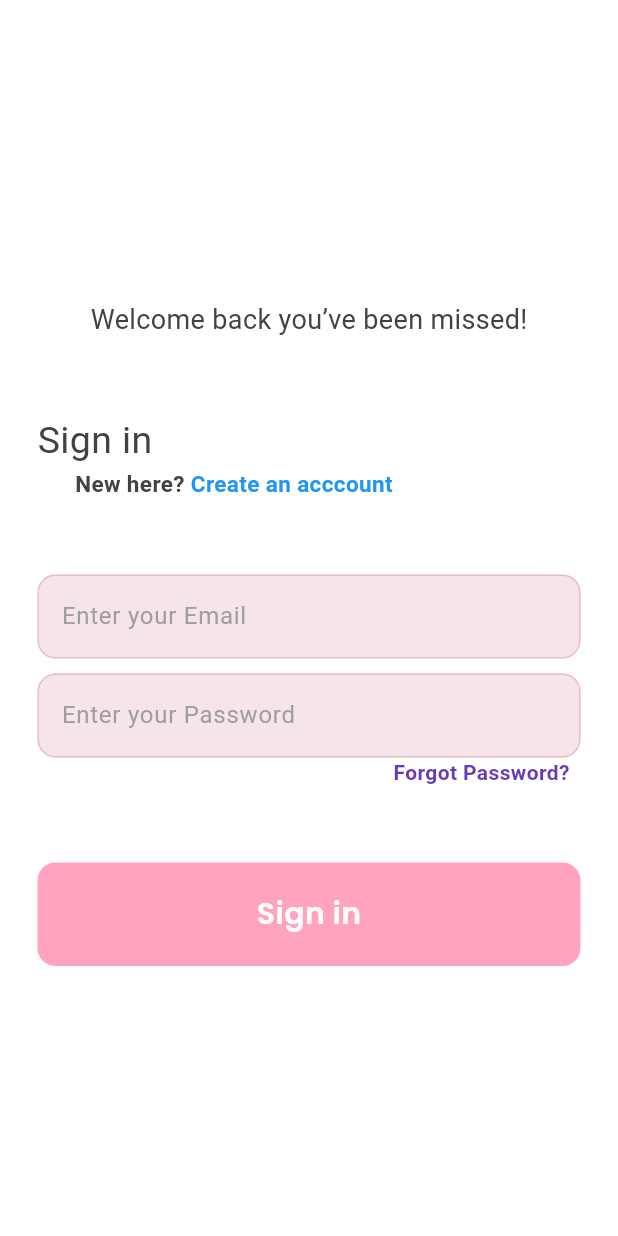
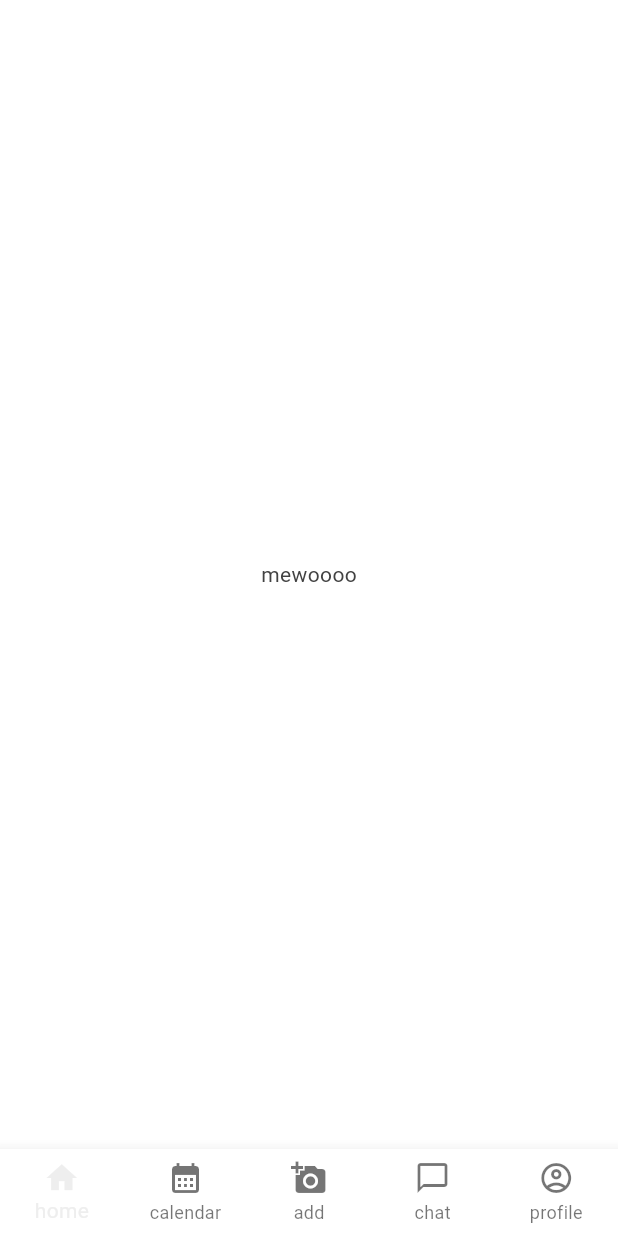
Before and after one commit to israaBaageel/Bella, a Flutter app: the screen it shows after launch, on a phone screen of 412 x 824 dp. Run offline on Flutter 3.47's test engine with Material 3 defaults, Android fonts, the phone set to English and light mode, and no system bars; our stand-ins replace flutter_otp_text_field, google_fonts; Roboto replaces fonts that are missing (Aboreto).

Commit message:
profile first commit

```diff
--- a/lib/main.dart
+++ b/lib/main.dart
@@ -2,6 +2,8 @@ import 'package:flutter/material.dart';
 import 'package:test/auth/login_or_signUp.dart';
 import 'package:test/pages/forgot_pass.dart';
 import 'package:test/pages/otp.dart';
+import 'package:test/pages/homePage.dart';
+import 'package:test/pages/profile.dart';
 import 'package:test/theme/dark_mode.dart';
 import 'package:test/theme/light_mode.dart';
 
@@ -18,7 +20,7 @@ class MyApp extends StatelessWidget {
   Widget build(BuildContext context) {
     return  MaterialApp(
       debugShowCheckedModeBanner: false,
-      home : LoginOrSignUp(),
+      home : HomePage(),
       theme: lightMode,
       darkTheme: darkMode,
 
--- /dev/null
+++ b/lib/pages/homePage.dart
@@ -0,0 +1,47 @@
+import 'package:flutter/material.dart';
+import 'package:test/pages/profile.dart';
+
+class HomePage extends StatefulWidget {
+  const HomePage({super.key});
+
+  @override
+  State<HomePage> createState() => _MyWidgetState();
+}
+
+class _MyWidgetState extends State<HomePage> {
+// navigation around the bottom bar
+  int _selectedIndex = 0;
+  void _navigateBottomNavBar(int index){
+    setState(() {
+      _selectedIndex = index;
+
+    });
+  }
+
+  // pages to navigate to ///
+  final List<Widget> _children = [
+    Center(child: Text('mewoooo')),
+    Center(child: Text('ssss')),
+    Center(child: Text('aaaa')),
+    Center(child: Text('aoo')),
+    Center(child: Profile()),
+  ];
+  @override
+  Widget build(BuildContext context) {
+    return  Scaffold(
+      body: _children[_selectedIndex],
+      bottomNavigationBar: BottomNavigationBar(
+        currentIndex: _selectedIndex,
+        onTap: _navigateBottomNavBar,
+        type: BottomNavigationBarType.fixed,
+        items: [
+          BottomNavigationBarItem(icon: Icon(Icons.home), label: 'home'),
+          BottomNavigationBarItem(icon: Icon(Icons.calendar_month), label: 'calendar'),
+          BottomNavigationBarItem(icon: Icon(Icons.add_a_photo), label: 'add'),
+          BottomNavigationBarItem(icon: Icon(Icons.chat_bubble_outline), label: 'chat'),
+          BottomNavigationBarItem(icon: Icon(Icons.account_circle_outlined), label: 'profile'),
+
+          ]),
+    );
+  }
+}
--- a/pubspec.yaml
+++ b/pubspec.yaml
@@ -60,8 +60,8 @@ flutter:
   uses-material-design: true
 
   # To add assets to your application, add an assets section, like this:
-  # assets:
-  #   - images/a_dot_burr.jpeg
+  assets:
+   - lib/images/
   #   - images/a_dot_ham.jpeg
 
   # An image asset can refer to one or more resolution-specific "variants", see
```
Also changed, not shown: lib/pages/profile.dart (added, +99 -0 lines), lib/util/bubble_cat.dart (added, +30 -0 lines), lib/util/explore_grid.dart (added, +20 -0 lines), assets/cat-1.jpg (added), assets/cat-2.jpg (added), assets/cat-3.jpg (added), lib/images/bottom.jpg (added), lib/images/dress.jpg (added), lib/images/image1.jpg (added), lib/images/image2.jpg (added), lib/images/image3.jpg (added), lib/images/image4.jpg (added), lib/images/image5.jpg (added), lib/images/image6.jpg (added), 1 more files.
